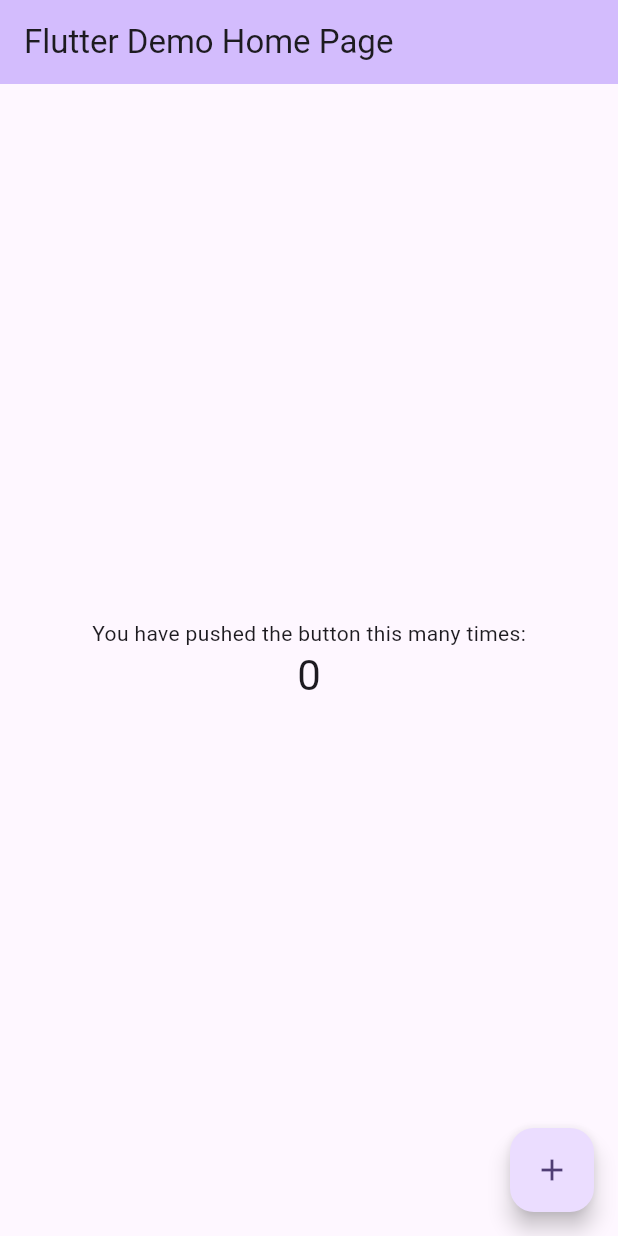
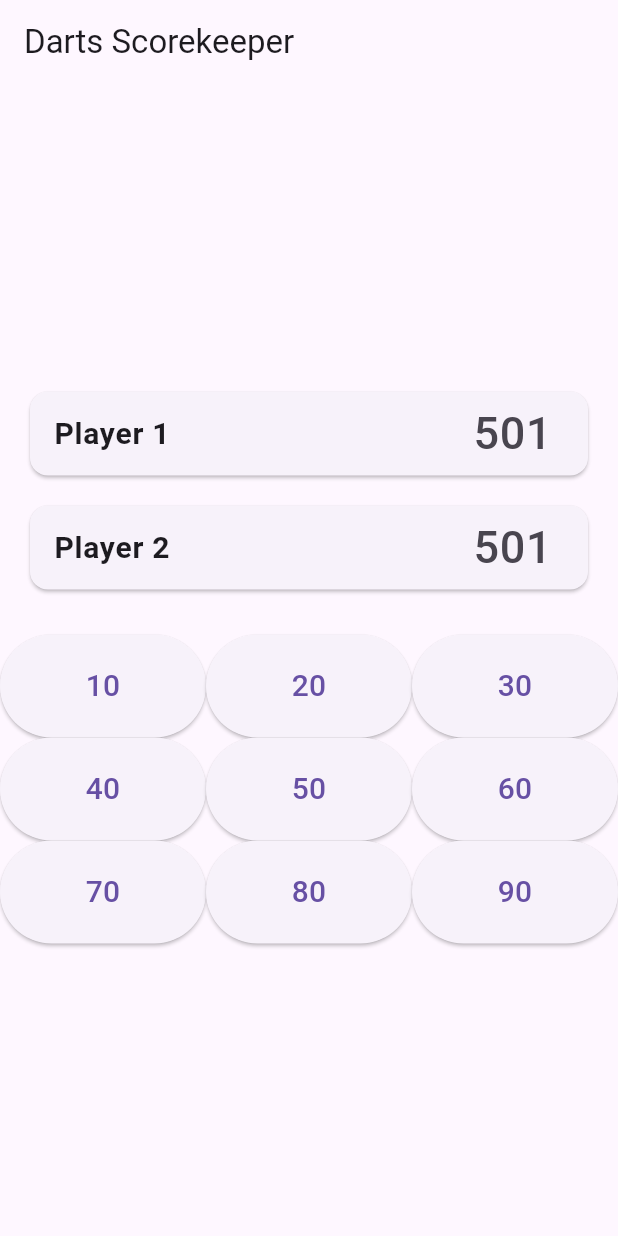
Before and after one commit to OlliYY/darts_scorekeeper, a Flutter app: the screen it shows after launch, on a phone screen of 412 x 824 dp. Run offline on Flutter 3.47's test engine with Material 3 defaults, Android fonts, the phone set to English and light mode, and no system bars.

Commit message:
Added game logic validation and win condition
- Implemented score validation to prevent negative values
- Added win condition: players must finish on a double
- Created a winner dialog when a player reaches zero with a valid double
- Implemented game reset functionality after a win
- Improved NumberPad component for score input
- Added comments for better code clarity

```diff
--- a/lib/main.dart
+++ b/lib/main.dart
@@ -1,125 +1,153 @@
 import 'package:flutter/material.dart';
 
 void main() {
-  runApp(const MyApp());
+  runApp(DartsScorekeeperApp());
 }
 
-class MyApp extends StatelessWidget {
-  const MyApp({super.key});
-
-  // This widget is the root of your application.
+class DartsScorekeeperApp extends StatelessWidget {
   @override
   Widget build(BuildContext context) {
     return MaterialApp(
-      title: 'Flutter Demo',
-      theme: ThemeData(
-        // This is the theme of your application.
-        //
-        // TRY THIS: Try running your application with "flutter run". You'll see
-        // the application has a purple toolbar. Then, without quitting the app,
-        // try changing the seedColor in the colorScheme below to Colors.green
-        // and then invoke "hot reload" (save your changes or press the "hot
-        // reload" button in a Flutter-supported IDE, or press "r" if you used
-        // the command line to start the app).
-        //
-        // Notice that the counter didn't reset back to zero; the application
-        // state is not lost during the reload. To reset the state, use hot
-        // restart instead.
-        //
-        // This works for code too, not just values: Most code changes can be
-        // tested with just a hot reload.
-        colorScheme: ColorScheme.fromSeed(seedColor: Colors.deepPurple),
-        useMaterial3: true,
-      ),
-      home: const MyHomePage(title: 'Flutter Demo Home Page'),
+      debugShowCheckedModeBanner: false,
+      title: 'Darts Scorekeeper',
+      theme: ThemeData(primarySwatch: Colors.green),
+      home: GameScreen(),
     );
   }
 }
 
-class MyHomePage extends StatefulWidget {
-  const MyHomePage({super.key, required this.title});
-
-  // This widget is the home page of your application. It is stateful, meaning
-  // that it has a State object (defined below) that contains fields that affect
-  // how it looks.
-
-  // This class is the configuration for the state. It holds the values (in this
-  // case the title) provided by the parent (in this case the App widget) and
-  // used by the build method of the State. Fields in a Widget subclass are
-  // always marked "final".
-
-  final String title;
-
+class GameScreen extends StatefulWidget {
   @override
-  State<MyHomePage> createState() => _MyHomePageState();
+  _GameScreenState createState() => _GameScreenState();
 }
 
-class _MyHomePageState extends State<MyHomePage> {
-  int _counter = 0;
+class _GameScreenState extends State<GameScreen> {
+  int player1Score = 501;
+  int player2Score = 501;
 
-  void _incrementCounter() {
+  /// Updates the score of the selected player, ensuring the score does not go negative.
+  /// If the player reaches exactly 0 with a double, they win the game.
+  void updateScore(int player, int score) {
     setState(() {
-      // This call to setState tells the Flutter framework that something has
-      // changed in this State, which causes it to rerun the build method below
-      // so that the display can reflect the updated values. If we changed
-      // _counter without calling setState(), then the build method would not be
-      // called again, and so nothing would appear to happen.
-      _counter++;
+      if (player == 1) {
+        if (player1Score - score >= 0) {
+          if (isWinningThrow(1, score)) {
+            showWinnerDialog("Player 1");
+          } else {
+            player1Score -= score;
+          }
+        }
+      } else {
+        if (player2Score - score >= 0) {
+          if (isWinningThrow(2, score)) {
+            showWinnerDialog("Player 2");
+          } else {
+            player2Score -= score;
+          }
+        }
+      }
+    });
+  }
+
+  /// Checks if the player wins with the given score.
+  /// The player must reach exactly 0 and the score must be a double (even number).
+  bool isWinningThrow(int player, int score) {
+    if (player == 1) {
+      return (player1Score - score == 0 && score % 2 == 0);
+    } else {
+      return (player2Score - score == 0 && score % 2 == 0);
+    }
+  }
+
+  /// Displays a dialog box announcing the winner and resets the game.
+  void showWinnerDialog(String winner) {
+    showDialog(
+      context: context,
+      builder: (BuildContext context) {
+        return AlertDialog(
+          title: Text("Game Over"),
+          content: Text("$winner wins!"),
+          actions: [
+            TextButton(
+              onPressed: () {
+                Navigator.of(context).pop();
+                resetGame();
+              },
+              child: Text("OK"),
+            ),
+          ],
+        );
+      },
+    );
+  }
+
+  /// Resets the game by restoring the initial scores.
+  void resetGame() {
+    setState(() {
+      player1Score = 501;
+      player2Score = 501;
     });
   }
 
   @override
   Widget build(BuildContext context) {
-    // This method is rerun every time setState is called, for instance as done
-    // by the _incrementCounter method above.
-    //
-    // The Flutter framework has been optimized to make rerunning build methods
-    // fast, so that you can just rebuild anything that needs updating rather
-    // than having to individually change instances of widgets.
     return Scaffold(
-      appBar: AppBar(
-        // TRY THIS: Try changing the color here to a specific color (to
-        // Colors.amber, perhaps?) and trigger a hot reload to see the AppBar
-        // change color while the other colors stay the same.
-        backgroundColor: Theme.of(context).colorScheme.inversePrimary,
-        // Here we take the value from the MyHomePage object that was created by
-        // the App.build method, and use it to set our appbar title.
-        title: Text(widget.title),
+      appBar: AppBar(title: Text('Darts Scorekeeper')),
+      body: Column(
+        mainAxisAlignment: MainAxisAlignment.center,
+        children: [
+          PlayerScore(name: 'Player 1', score: player1Score),
+          PlayerScore(name: 'Player 2', score: player2Score),
+          SizedBox(height: 20),
+          NumberPad(onScoreEntered: updateScore),
+        ],
       ),
-      body: Center(
-        // Center is a layout widget. It takes a single child and positions it
-        // in the middle of the parent.
-        child: Column(
-          // Column is also a layout widget. It takes a list of children and
-          // arranges them vertically. By default, it sizes itself to fit its
-          // children horizontally, and tries to be as tall as its parent.
-          //
-          // Column has various properties to control how it sizes itself and
-          // how it positions its children. Here we use mainAxisAlignment to
-          // center the children vertically; the main axis here is the vertical
-          // axis because Columns are vertical (the cross axis would be
-          // horizontal).
-          //
-          // TRY THIS: Invoke "debug painting" (choose the "Toggle Debug Paint"
-          // action in the IDE, or press "p" in the console), to see the
-          // wireframe for each widget.
-          mainAxisAlignment: MainAxisAlignment.center,
-          children: <Widget>[
-            const Text(
-              'You have pushed the button this many times:',
-            ),
-            Text(
-              '$_counter',
-              style: Theme.of(context).textTheme.headlineMedium,
-            ),
-          ],
-        ),
-      ),
-      floatingActionButton: FloatingActionButton(
-        onPressed: _incrementCounter,
-        tooltip: 'Increment',
-        child: const Icon(Icons.add),
-      ), // This trailing comma makes auto-formatting nicer for build methods.
     );
   }
 }
+
+/// A widget that displays a player's name and current score.
+class PlayerScore extends StatelessWidget {
+  final String name;
+  final int score;
+
+  PlayerScore({required this.name, required this.score});
+
+  @override
+  Widget build(BuildContext context) {
+    return Card(
+      margin: EdgeInsets.symmetric(vertical: 10, horizontal: 20),
+      child: ListTile(
+        title: Text(name, style: TextStyle(fontSize: 20, fontWeight: FontWeight.bold)),
+        trailing: Text(score.toString(), style: TextStyle(fontSize: 30)),
+      ),
+    );
+  }
+}
+
+/// A numeric keypad that allows players to enter their score.
+/// Each button represents a possible score reduction.
+class NumberPad extends StatelessWidget {
+  final Function(int, int) onScoreEntered;
+
+  NumberPad({required this.onScoreEntered});
+
+  @override
+  Widget build(BuildContext context) {
+    return GridView.builder(
+      shrinkWrap: true,
+      gridDelegate: SliverGridDelegateWithFixedCrossAxisCount(
+        crossAxisCount: 3,
+        childAspectRatio: 2,
+      ),
+      itemCount: 9,
+      itemBuilder: (context, index) {
+        int score = (index + 1) * 10;
+        return ElevatedButton(
+          onPressed: () => onScoreEntered(1, score), // For now, assigns score to Player 1
+          child: Text(score.toString(), style: TextStyle(fontSize: 20)),
+        );
+      },
+    );
+  }
+}
```
